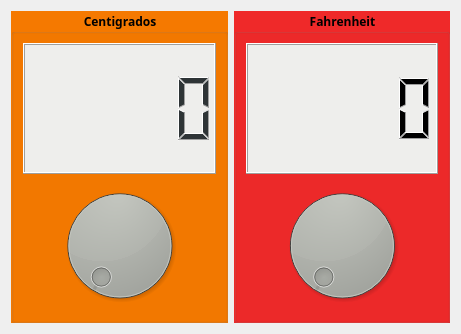
The window that conversor.ui (SebasAlexis/P60-Conversor-Temperatura) describes before a commit, drawn with Qt 5.
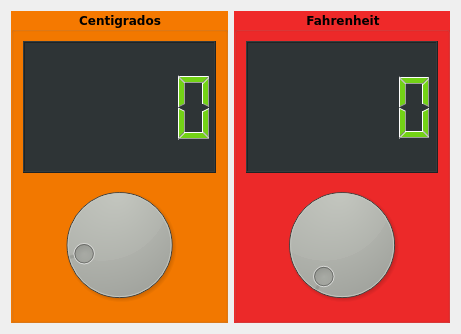
The same window after the commit.

Commit message: Eventos en GUI

What changed in the file:
```diff
--- a/conversor.ui
+++ b/conversor.ui
@@ -10,6 +10,13 @@
     <height>334</height>
    </rect>
   </property>
+  <property name="font">
+   <font>
+    <family>Uroob</family>
+    <weight>75</weight>
+    <bold>true</bold>
+   </font>
+  </property>
   <property name="windowTitle">
    <string>Conversor</string>
   </property>
@@ -18,7 +25,7 @@
     <widget class="QGroupBox" name="groupBox">
      <property name="font">
       <font>
-       <family>Ubuntu Condensed</family>
+       <family>DejaVu Sans</family>
        <weight>75</weight>
        <bold>true</bold>
       </font>
@@ -43,10 +50,8 @@
          </font>
         </property>
         <property name="styleSheet">
-         <string notr="true">background-color: rgb(138, 226, 52);
-color: rgb(46, 52, 54);
-background-color: rgb(46, 52, 54);
-background-color: rgb(238, 238, 236);</string>
+         <string notr="true">background-color: rgb(46, 52, 54);
+color: rgb(115, 210, 22);</string>
         </property>
        </widget>
       </item>
@@ -56,6 +61,9 @@
          <string notr="true">background-color: rgb(245, 121, 0);
 background-color: rgb(136, 138, 133);</string>
         </property>
+        <property name="minimum">
+         <number>-18</number>
+        </property>
        </widget>
       </item>
      </layout>
@@ -65,7 +73,7 @@
     <widget class="QGroupBox" name="groupBox_2">
      <property name="font">
       <font>
-       <family>Ubuntu Condensed</family>
+       <family>DejaVu Sans</family>
        <weight>75</weight>
        <bold>true</bold>
       </font>
@@ -91,7 +99,9 @@
          </font>
         </property>
         <property name="styleSheet">
-         <string notr="true">background-color: rgb(238, 238, 236);</string>
+         <string notr="true">background-color: rgb(238, 238, 236);
+color: rgb(115, 210, 22);
+background-color: rgb(46, 52, 54);</string>
         </property>
        </widget>
       </item>
@@ -100,6 +110,9 @@
         <property name="styleSheet">
          <string notr="true">background-color: rgb(136, 138, 133);</string>
         </property>
+        <property name="maximum">
+         <number>210</number>
+        </property>
        </widget>
       </item>
      </layout>
```
Left out of the diff: 38 changed lines with no effect on the pictures.
